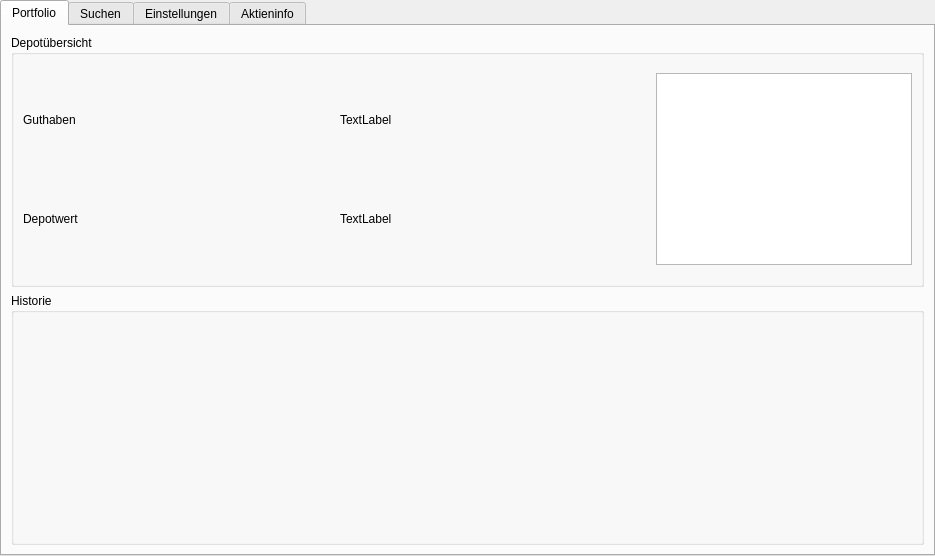
First picture: the form in ui/main_window.ui, repository eliaskohout/Boersenspiel, before the edit.
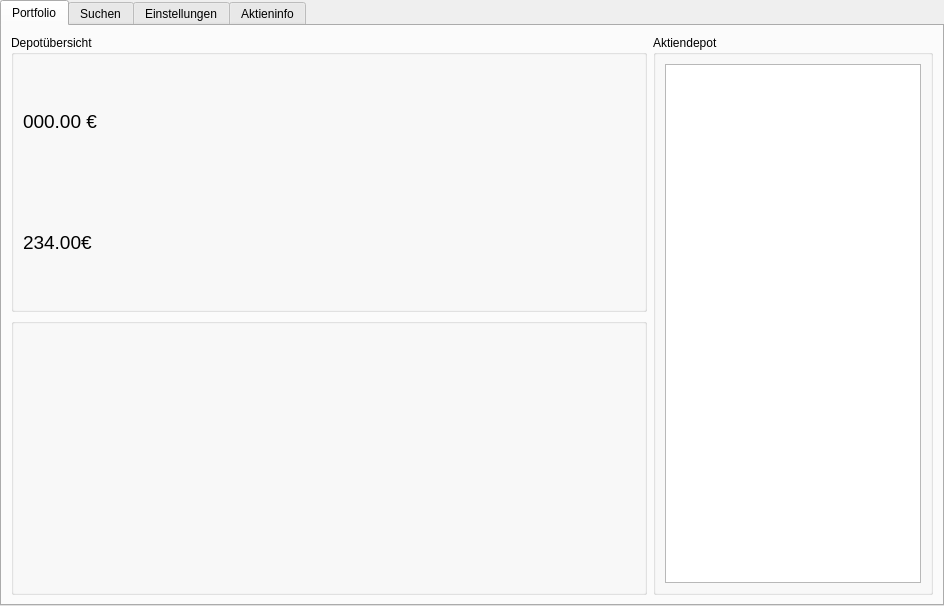
Second picture: the form after the edit.

What changed in the file:
```diff
--- a/ui/main_window.ui
+++ b/ui/main_window.ui
@@ -6,8 +6,8 @@
    <rect>
     <x>0</x>
     <y>0</y>
-    <width>935</width>
-    <height>556</height>
+    <width>944</width>
+    <height>606</height>
    </rect>
   </property>
   <property name="maximumSize">
@@ -63,72 +63,68 @@
        <string>Portfolio</string>
       </attribute>
       <layout class="QGridLayout" name="gridLayout_4">
-       <item row="1" column="0">
-        <widget class="QGroupBox" name="groupBox_historie">
-         <property name="title">
-          <string>Historie</string>
+       <item row="1" column="1">
+        <widget class="QGroupBox" name="groupBox">
+         <property name="sizePolicy">
+          <sizepolicy hsizetype="Fixed" vsizetype="Preferred">
+           <horstretch>0</horstretch>
+           <verstretch>0</verstretch>
+          </sizepolicy>
          </property>
-        </widget>
-       </item>
-       <item row="0" column="0">
-        <widget class="QGroupBox" name="groupBox_depotuebersicht">
          <property name="title">
-          <string>Depotübersicht</string>
+          <string>Aktiendepot</string>
          </property>
-         <layout class="QGridLayout" name="gridLayout_3">
-          <item row="3" column="0">
-           <layout class="QHBoxLayout" name="horizontalLayout">
-            <item>
-             <layout class="QVBoxLayout" name="verticalLayout_2">
-              <item>
-               <layout class="QGridLayout" name="gridLayout_6">
-                <item row="1" column="0">
-                 <widget class="QLabel" name="label_2">
-                  <property name="text">
-                   <string>Depotwert</string>
-                  </property>
-                 </widget>
-                </item>
-                <item row="0" column="0">
-                 <widget class="QLabel" name="label_4">
-                  <property name="text">
-                   <string>Guthaben</string>
-                  </property>
-                 </widget>
-                </item>
-                <item row="0" column="1">
-                 <widget class="QLabel" name="label_guthaben">
-                  <property name="text">
-                   <string>TextLabel</string>
-                  </property>
-                 </widget>
-                </item>
-                <item row="1" column="1">
-                 <widget class="QLabel" name="label_depotwert">
-                  <property name="text">
-                   <string>TextLabel</string>
-                  </property>
-                 </widget>
-                </item>
-               </layout>
-              </item>
-             </layout>
-            </item>
-            <item>
-             <widget class="QListWidget" name="listWidget_gekaufteAktien">
-              <property name="sizePolicy">
-               <sizepolicy hsizetype="Fixed" vsizetype="Fixed">
-                <horstretch>0</horstretch>
-                <verstretch>0</verstretch>
-               </sizepolicy>
-              </property>
-             </widget>
-            </item>
-           </layout>
+         <layout class="QHBoxLayout" name="horizontalLayout">
+          <item>
+           <widget class="QListWidget" name="listWidget_gekaufteAktien"/>
           </item>
          </layout>
         </widget>
        </item>
+       <item row="1" column="0">
+        <layout class="QVBoxLayout" name="verticalLayout_2">
+         <item>
+          <widget class="QGroupBox" name="groupBox_2">
+           <property name="title">
+            <string>Depotübersicht</string>
+           </property>
+           <layout class="QGridLayout" name="gridLayout_3">
+            <item row="1" column="0">
+             <widget class="QLabel" name="label_guthaben">
+              <property name="font">
+               <font>
+                <pointsize>14</pointsize>
+               </font>
+              </property>
+              <property name="text">
+               <string>234.00€</string>
+              </property>
+             </widget>
+            </item>
+            <item row="0" column="0">
+             <widget class="QLabel" name="label_depotwert">
+              <property name="font">
+               <font>
+                <pointsize>14</pointsize>
+               </font>
+              </property>
+              <property name="text">
+               <string>000.00 €</string>
+              </property>
+             </widget>
+            </item>
+           </layout>
+          </widget>
+         </item>
+         <item>
+          <widget class="QGroupBox" name="groupBox_3">
+           <property name="title">
+            <string/>
+           </property>
+          </widget>
+         </item>
+        </layout>
+       </item>
       </layout>
      </widget>
      <widget class="QWidget" name="tab_suche">
```
Left out of the diff: 87 changed lines with no effect on the pictures.
